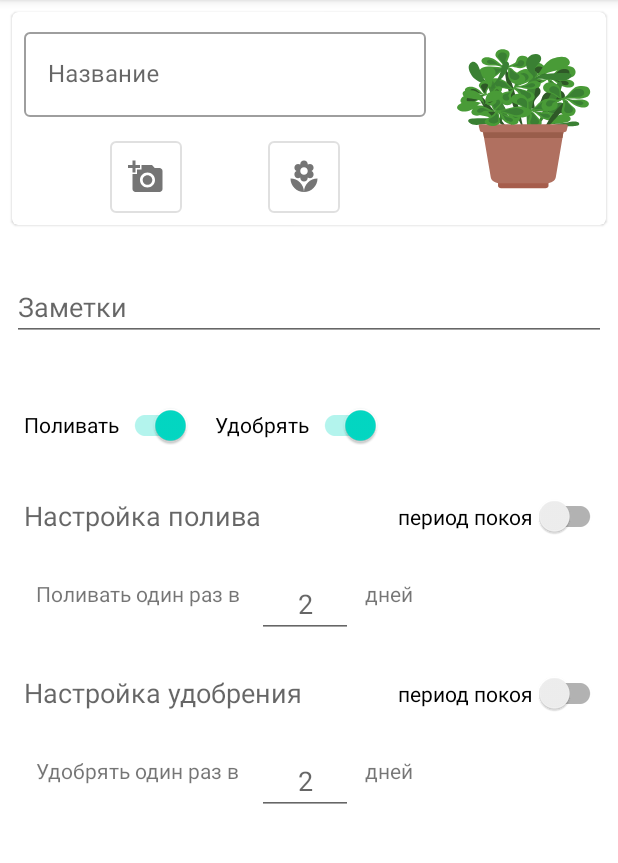
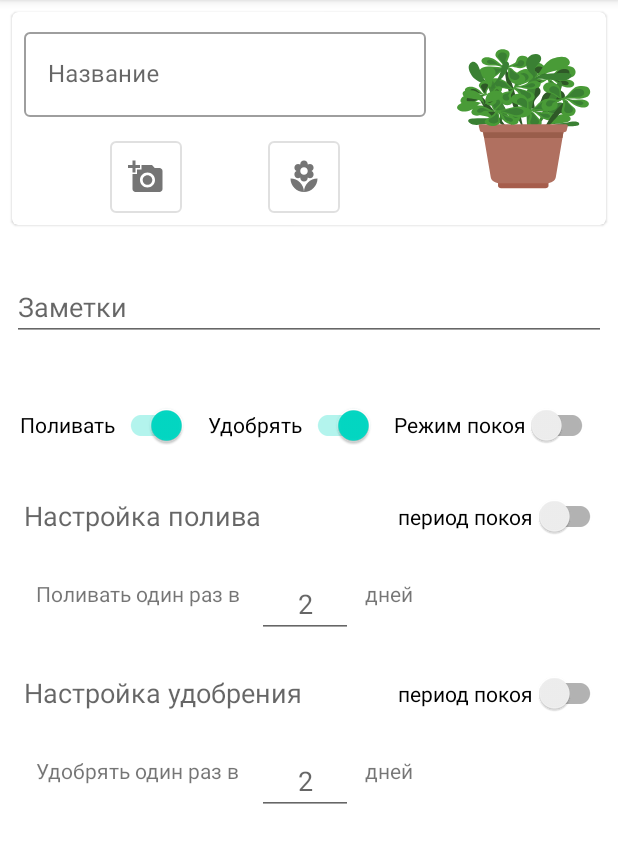
Before and after one commit to GorAnatoS/PlantKeeper, an Android app: the PlantAddAndInfo screen opened through its navigation route, on a phone screen of 412 x 824 dp, the part 84-947 px from its top. Run offline under Robolectric (Android 15) with nearby library versions, the phone set to English and light mode, and no system bars; our stand-ins replace data binding; libraries missing offline, so code that uses them is left out: com.xwray.groupie, com.yalantis.ucrop, org.kodein.di, permissions.dispatcher; plain views replace CircleMenuView; 5 statements that could not run were skipped.

Commit message:
+ is_hibernata_on switch and DB

```diff
--- a/app/src/main/java/com/goranatos/plantskeeper/ui/home/plantAddAndInfo/PlantAddAndInfo.kt
+++ b/app/src/main/java/com/goranatos/plantskeeper/ui/home/plantAddAndInfo/PlantAddAndInfo.kt
@@ -163,16 +163,7 @@ class PlantAddAndInfo : ScopedFragment(), DIAware {
         return binding.root
     }
 
-    private fun bindCreateNewPlant() {
-        binding.groupContent.visibility = View.VISIBLE
-        binding.groupLoading.visibility = View.GONE
 
-        binding.switchWater.isChecked = true
-        binding.includePlantWatering.waterGroup.visibility = View.VISIBLE
-
-        currentPhotoPath = "android.resource://" + requireContext().getPackageName() + "/drawable/ic_plant1"
-        binding.plantImage.setImageURI(Uri.parse(currentPhotoPath))
-    }
 
     private fun clickSavePlantToDB() {
         if (binding.editTextTextPlantName.editText?.text.toString().isNullOrEmpty()) {
@@ -192,7 +183,7 @@ class PlantAddAndInfo : ScopedFragment(), DIAware {
                             editTextTextPlantDescription.text.toString(),
                             currentPhotoPath,
                             binding.includePlantWatering.editTextNumberSignedDays.text.toString(),
-                            0
+                            if (binding.switchIsHibernateOn.isChecked) 1 else 0
                         )
                         viewModel.insertPlant(newPlant)
                     }
@@ -209,7 +200,7 @@ class PlantAddAndInfo : ScopedFragment(), DIAware {
                         binding.editTextTextPlantDescription.text.toString(),
                         currentPhotoPath,
                         binding.includePlantWatering.editTextNumberSignedDays.text.toString(),
-                        0
+                        if (binding.switchIsHibernateOn.isChecked) 1 else 0
                     )
 
                     viewModel.updatePlant(newPlant)
@@ -271,6 +262,8 @@ class PlantAddAndInfo : ScopedFragment(), DIAware {
         isNewPlant = plant_id == -1
     }
 
+
+    // TODO: 12/8/2020 material change
     private fun showWrongInput() {
         hideKeyboard()
 
@@ -304,6 +297,19 @@ class PlantAddAndInfo : ScopedFragment(), DIAware {
         }
     }
 
+    private fun bindCreateNewPlant() {
+        binding.groupContent.visibility = View.VISIBLE
+        binding.groupLoading.visibility = View.GONE
+
+        binding.switchWater.isChecked = true
+        binding.includePlantWatering.waterGroup.visibility = View.VISIBLE
+
+        currentPhotoPath = "android.resource://" + requireContext().getPackageName() + "/drawable/ic_plant1"
+        binding.plantImage.setImageURI(Uri.parse(currentPhotoPath))
+
+        binding.switchIsHibernateOn.isChecked = false
+    }
+
     private fun bindEditExistingPlant() = launch(Dispatchers.IO) {
 
         withContext(Dispatchers.Main) {
@@ -331,6 +337,8 @@ class PlantAddAndInfo : ScopedFragment(), DIAware {
                             binding.includePlantFertilizing.fertiliteGroup.visibility = View.VISIBLE
                             binding.includePlantFertilizing.hibernateMode.visibility = View.VISIBLE
                         }
+
+                        binding.switchIsHibernateOn.isChecked = plant.is_hibernate_on == 1
                     }
                 }
             })
@@ -444,6 +452,8 @@ class PlantAddAndInfo : ScopedFragment(), DIAware {
 
     }
 
+    //Gallery And Photo functions
+
     @NeedsPermission(Manifest.permission.CAMERA, Manifest.permission.WRITE_EXTERNAL_STORAGE)
     fun dispatchTakePictureIntent() {
         val timeStamp: String = SimpleDateFormat("yyyyMMdd_HHmmss").format(Date())
@@ -497,7 +507,6 @@ class PlantAddAndInfo : ScopedFragment(), DIAware {
         binding.plantImage.setImageURI(resultUri)
     }
 
-
     @Throws(IOException::class)
     fun createImageFile(): File {
         // Create an image file name
--- a/app/src/main/res/layout/fragment_add_and_change_plant.xml
+++ b/app/src/main/res/layout/fragment_add_and_change_plant.xml
@@ -54,8 +54,8 @@
 
                         <com.google.android.material.textfield.TextInputEditText
                             android:layout_width="match_parent"
-                            android:maxLines="2"
-                            android:layout_height="wrap_content" />
+                            android:layout_height="wrap_content"
+                            android:maxLines="2" />
 
                     </com.google.android.material.textfield.TextInputLayout>
 
@@ -104,8 +104,7 @@
                 </androidx.constraintlayout.widget.ConstraintLayout>
 
 
-
-             <!--   <com.ramotion.circlemenu.CircleMenuView
+                <!--   <com.ramotion.circlemenu.CircleMenuView
                     android:visibility="gone"
                     android:id="@+id/circleButton"
                     android:layout_width="wrap_content"
@@ -188,9 +187,10 @@
                 android:id="@+id/switchWater"
                 android:layout_width="wrap_content"
                 android:layout_height="wrap_content"
-                android:layout_marginStart="16dp"
-                android:layout_marginTop="32dp"
+                android:layout_marginTop="@dimen/margin_2x"
                 android:text="Поливать"
+                app:layout_constraintEnd_toStartOf="@+id/switchFertilize"
+                app:layout_constraintHorizontal_bias="0.5"
                 app:layout_constraintStart_toStartOf="parent"
                 app:layout_constraintTop_toBottomOf="@+id/editTextTextPlantDescription" />
 
@@ -198,11 +198,22 @@
                 android:id="@+id/switchFertilize"
                 android:layout_width="wrap_content"
                 android:layout_height="wrap_content"
-                android:layout_marginStart="16dp"
-                android:layout_marginTop="32dp"
                 android:text="Удобрять"
+                app:layout_constraintEnd_toStartOf="@+id/switchIsHibernateOn"
+                app:layout_constraintHorizontal_bias="0.5"
                 app:layout_constraintStart_toEndOf="@+id/switchWater"
-                app:layout_constraintTop_toBottomOf="@+id/editTextTextPlantDescription" />
+                app:layout_constraintTop_toTopOf="@+id/switchWater" />
+
+            <androidx.appcompat.widget.SwitchCompat
+                android:id="@+id/switchIsHibernateOn"
+                android:layout_width="wrap_content"
+                android:layout_height="wrap_content"
+                android:text="Режим покоя"
+                app:layout_constraintEnd_toEndOf="parent"
+                app:layout_constraintHorizontal_bias="0.5"
+                app:layout_constraintStart_toEndOf="@+id/switchFertilize"
+                app:layout_constraintTop_toTopOf="@+id/switchFertilize" />
+
 
             <include
                 android:id="@+id/includePlantWatering"
@@ -210,6 +221,7 @@
                 android:layout_width="match_parent"
                 android:layout_height="wrap_content"
                 android:layout_marginTop="16dp"
+                android:visibility="gone"
                 app:layout_constraintStart_toStartOf="parent"
                 app:layout_constraintTop_toBottomOf="@+id/switchWater" />
 
@@ -219,9 +231,10 @@
                 android:layout_width="match_parent"
                 android:layout_height="wrap_content"
                 android:layout_marginTop="16dp"
+                android:visibility="gone"
                 app:layout_constraintStart_toStartOf="parent"
                 app:layout_constraintTop_toBottomOf="@+id/includePlantWatering" />
-            />
+
 
         </androidx.constraintlayout.widget.ConstraintLayout>
 
```
